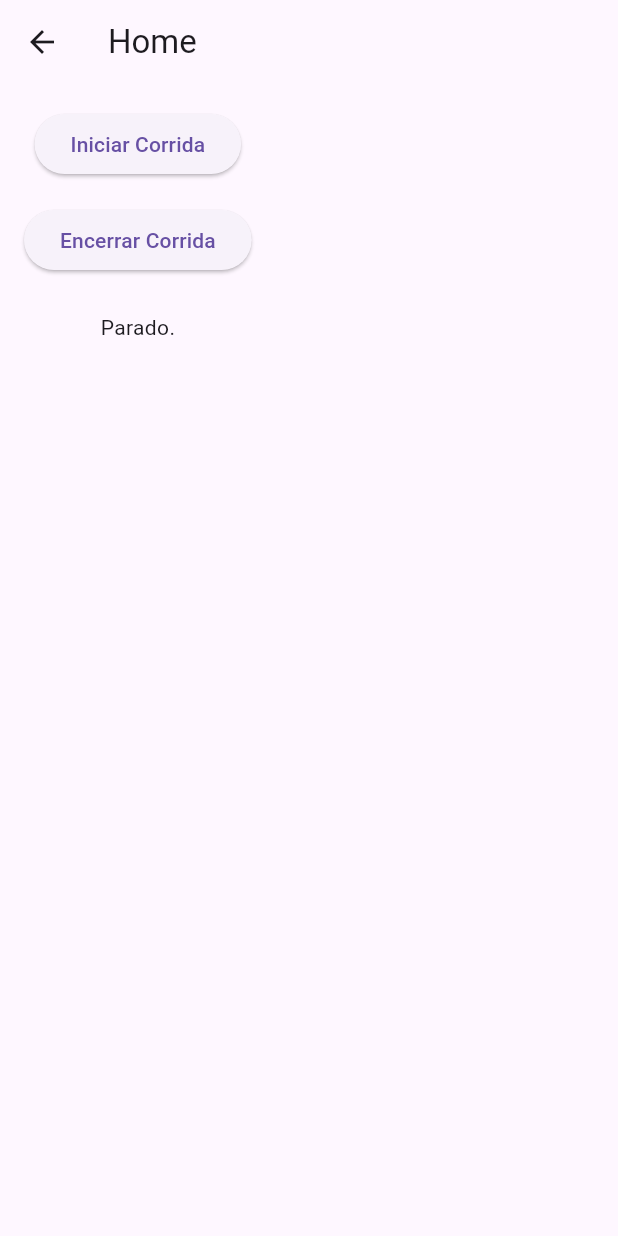
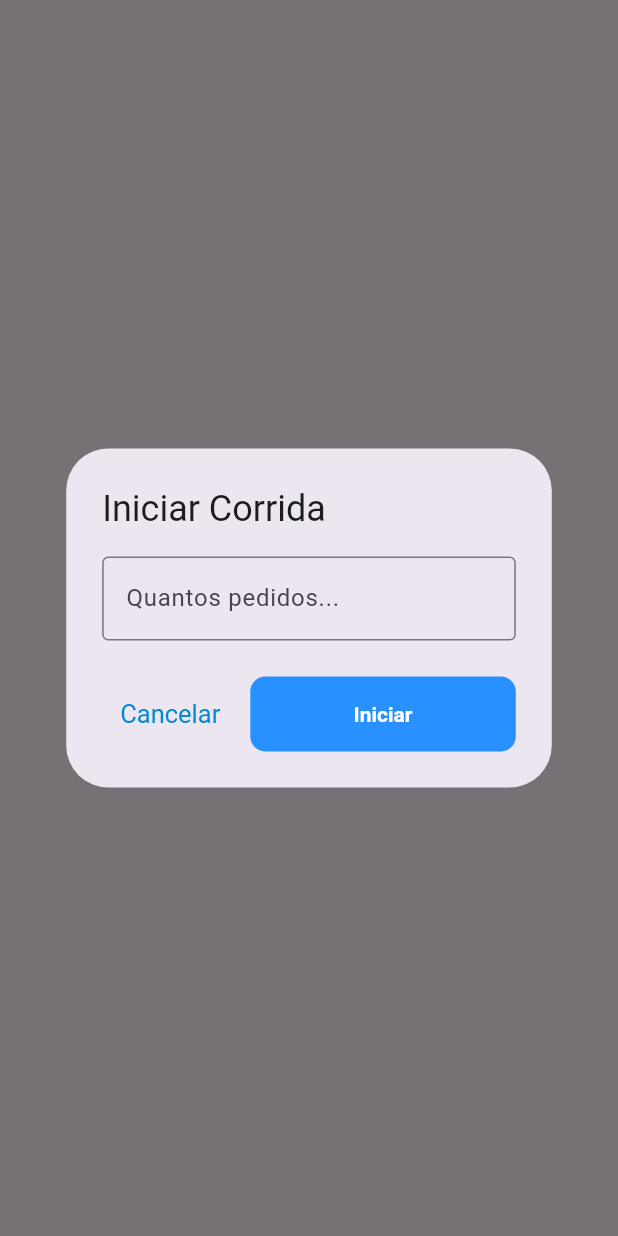
Before and after one commit to Frasato/Delivery_Track_Mobile, a Flutter app: the HomePage screen opened by its route, after a tap on "Iniciar Corrida", on a phone screen of 412 x 824 dp. Run offline on Flutter 3.47's test engine with Material 3 defaults, Android fonts, the phone set to English and light mode, and no system bars; our stand-ins replace geolocator, shared_preferences; missing offline and left inert: stomp_dart_client; accounts and stored records are empty.

Commit message:
:sparkles: feat: Create Dialog Box for informe how many orders

```diff
--- a/lib/pages/home_page.dart
+++ b/lib/pages/home_page.dart
@@ -1,7 +1,10 @@
 import 'dart:async';
 import 'dart:io';
 import 'package:delivery_track_app/services/api_service.dart';
+import 'package:delivery_track_app/services/api_uri.dart';
 import 'package:delivery_track_app/services/websocket_service.dart';
+import 'package:delivery_track_app/styles/blue_button.dart';
+import 'package:delivery_track_app/styles/text_button_blue_style.dart';
 import 'package:flutter/material.dart';
 import 'package:flutter/services.dart';
 import 'package:geolocator/geolocator.dart';
@@ -20,6 +23,47 @@ class _HomePageState extends State<HomePage>{
   String? _deliveryId;
   bool _sendingLocation = false;
   String? _trackingUrl;
+  final _valueController = TextEditingController();
+
+  void _showStartDeliveryDialog() {
+  showDialog(
+    context: context,
+    builder: (context) => AlertDialog(
+      title: const Text('Iniciar Corrida'),
+      content: TextField(
+        controller: _valueController,
+        decoration: const InputDecoration(
+          labelText: 'Quantos pedidos...',
+          border: OutlineInputBorder(),
+        ),
+        keyboardType: TextInputType.number,
+      ),
+      actions: [
+        TextButton(
+          onPressed: () => Navigator.pop(context),
+          style: textButtonBlueStyle,
+          child: const Text('Cancelar'),
+        ),
+        ElevatedButton(
+          style: blueButtonStyle,
+          onPressed: () {
+            final value = _valueController.text;
+            if (value.isEmpty) {
+              ScaffoldMessenger.of(context).showSnackBar(
+                const SnackBar(content: Text('Informe o valor da corrida.')),
+              );
+              return;
+            }
+
+            Navigator.pop(context);
+            _startDelivery();
+          },
+          child: const Text('Iniciar'),
+        ),
+      ],
+    ),
+  );
+}
 
   void _startDelivery() async{
     final token = await ApiService.getToken();
@@ -28,11 +72,11 @@ class _HomePageState extends State<HomePage>{
 
     if(token == null || userId == null) return;
 
-    final link = await ApiService.startDelivery(token, userId);
+    final link = await ApiService.startDelivery(token, userId, int.parse(_valueController.text));
     if(link != null){
       final id = Uri.parse(link).pathSegments.last;
 
-      final url = 'http://localhost:5173/track/$id';
+      final url = '$mapUrl/track/$id';
 
       setState(() {
         _deliveryId = id;
@@ -56,8 +100,8 @@ class _HomePageState extends State<HomePage>{
       _websocketService.disconnect();
       setState(() {
         _sendingLocation = false;
-        _deliveryId = null;
-        _trackingUrl = null;
+        _deliveryId = '';
+        _trackingUrl = '';
       });
     }
   }
@@ -126,27 +170,31 @@ class _HomePageState extends State<HomePage>{
   @override
   Widget build(BuildContext context){
     return Scaffold(
-      appBar: AppBar(title: const Text('Home'),),
-      body: Padding(
+      body: Align(
+        alignment: Alignment.center,
+        child: Padding(
           padding: const EdgeInsets.all(16.0),
           child: Column(
+            mainAxisSize: MainAxisSize.min,
             children: [
               ElevatedButton(
-              onPressed: _startDelivery,
+                onPressed: _showStartDeliveryDialog,
+                style: blueButtonStyle,
                 child: const Text('Iniciar Corrida')
               ),
               const SizedBox(height: 16),
               ElevatedButton(
                 onPressed: _endDelivery,
+                style: blueButtonStyle,
                 child: const Text('Encerrar Corrida')
               ),
               const SizedBox(height: 24),
               Text(
                 _sendingLocation ? 'Enviando localização...' : 'Parado.'
               ),
-            if(_trackingUrl != null) ...[
+              if(_trackingUrl != null && _sendingLocation) ...[
                 SelectableText(
-                'Link de rastreamento: \n$_trackingUrl',
+                  'Link de rastreamento gerado, clique para copiar e envie para o cliente!',
                   style: const TextStyle(fontSize: 16),
                 ),
                 const SizedBox(height: 8),
@@ -157,6 +205,7 @@ class _HomePageState extends State<HomePage>{
                       const SnackBar(content: Text('Link copiado!'))
                     );
                   },
+                  style: blueButtonStyle,
                   icon: const Icon(Icons.copy),
                   label: const Text('Copiar Link'),
                 )
@@ -164,6 +213,7 @@ class _HomePageState extends State<HomePage>{
             ],
           ),
         ),
+      )
     );
     }
     @override
```
Lines whose indentation alone changed are shown as unchanged.
